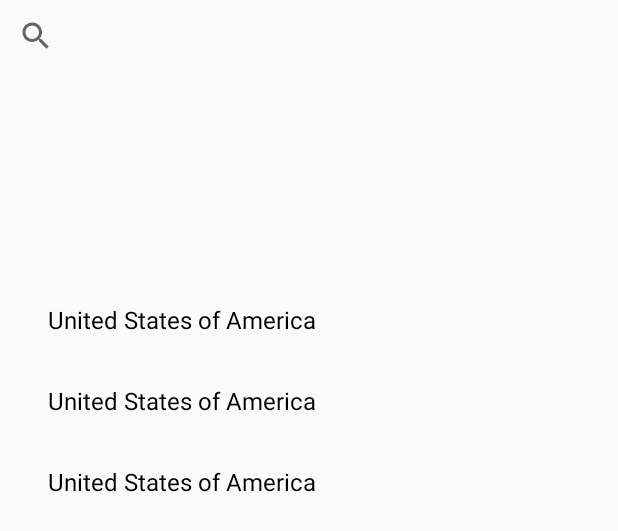
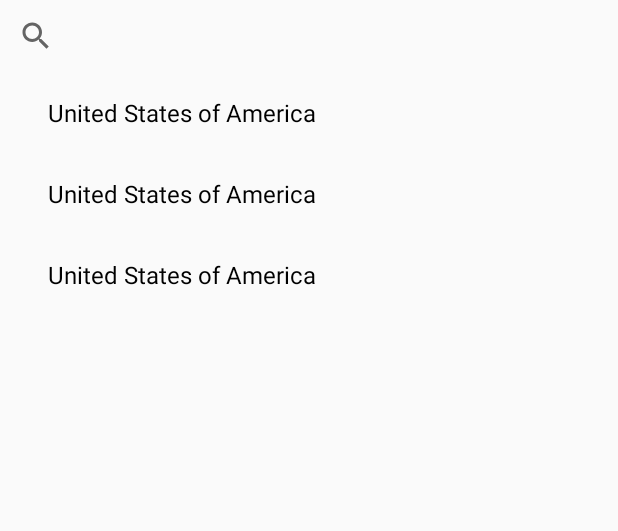
Before and after one commit to OlekKapera/CoronaStats, an Android app: the layout dialog_choose_country.xml on its own in the app's theme, with its tools: preview values and no code run, on a phone screen of 412 x 824 dp. Shown: the top 531 px of the screen. Run offline under Robolectric (Android 15) with nearby library versions, the phone set to English and light mode, and no system bars.

Commit message:
Adjusted dimensions of a dialog

```diff
--- a/app/src/main/res/layout/dialog_choose_country.xml
+++ b/app/src/main/res/layout/dialog_choose_country.xml
@@ -14,8 +14,7 @@
     <androidx.recyclerview.widget.RecyclerView
         android:id="@+id/dialogCountries_recycler_hints"
         android:layout_width="match_parent"
-        android:layout_height="500dp"
-        app:layout_constraintBottom_toBottomOf="parent"
+        android:layout_height="wrap_content"
         app:layout_constraintTop_toBottomOf="@id/dialogCountries_search"
         tools:listitem="@layout/item_country" />
 
```
Also changed, not shown: app/src/main/java/com/aleksanderkapera/covidstats/ui/ChooseCountryDialog.kt (+11 -2 lines).
